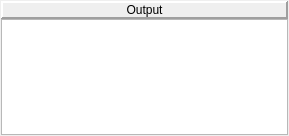
The window that outputpane.ui (WarlockD/pep8-1) describes before a commit, drawn with Qt 5.
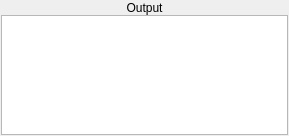
The same window after the commit.

Commit message:
Highlighting works now! I changed the look and feel of the app a little bit (labels are no longer in raised panels) to see how it would look, and I think it's rather aesthetic.
Anyhow, see how you like it, we can always change it back.

Also changed the font size of the memory dump pane to be smaller.

One thing I noticed about the memory dump pane is that we ought to save
the position of the scroll bar, and make it so it doesn't go to the top
after a refresh.

Diff of the .ui file:
```diff
--- a/outputpane.ui
+++ b/outputpane.ui
@@ -24,14 +24,78 @@
      </property>
      <item>
       <widget class="QLabel" name="pepOutputLabel">
+       <property name="palette">
+        <palette>
+         <active>
+          <colorrole role="Base">
+           <brush brushstyle="SolidPattern">
+            <color alpha="255">
+             <red>255</red>
+             <green>255</green>
+             <blue>255</blue>
+            </color>
+           </brush>
+          </colorrole>
+          <colorrole role="Window">
+           <brush brushstyle="SolidPattern">
+            <color alpha="255">
+             <red>104</red>
+             <green>173</green>
+             <blue>245</blue>
+            </color>
+           </brush>
+          </colorrole>
+         </active>
+         <inactive>
+          <colorrole role="Base">
+           <brush brushstyle="SolidPattern">
+            <color alpha="255">
+             <red>255</red>
+             <green>255</green>
+             <blue>255</blue>
+            </color>
+           </brush>
+          </colorrole>
+          <colorrole role="Window">
+           <brush brushstyle="SolidPattern">
+            <color alpha="255">
+             <red>104</red>
+             <green>173</green>
+             <blue>245</blue>
+            </color>
+           </brush>
+          </colorrole>
+         </inactive>
+         <disabled>
+          <colorrole role="Base">
+           <brush brushstyle="SolidPattern">
+            <color alpha="255">
+             <red>104</red>
+             <green>173</green>
+             <blue>245</blue>
+            </color>
+           </brush>
+          </colorrole>
+          <colorrole role="Window">
+           <brush brushstyle="SolidPattern">
+            <color alpha="255">
+             <red>104</red>
+             <green>173</green>
+             <blue>245</blue>
+            </color>
+           </brush>
+          </colorrole>
+         </disabled>
+        </palette>
+       </property>
        <property name="frameShape">
         <enum>QFrame::Panel</enum>
        </property>
        <property name="frameShadow">
-        <enum>QFrame::Raised</enum>
+        <enum>QFrame::Plain</enum>
        </property>
        <property name="lineWidth">
-        <number>2</number>
+        <number>0</number>
        </property>
        <property name="text">
         <string>Output</string>
```
The commit also changes 31 other files.
